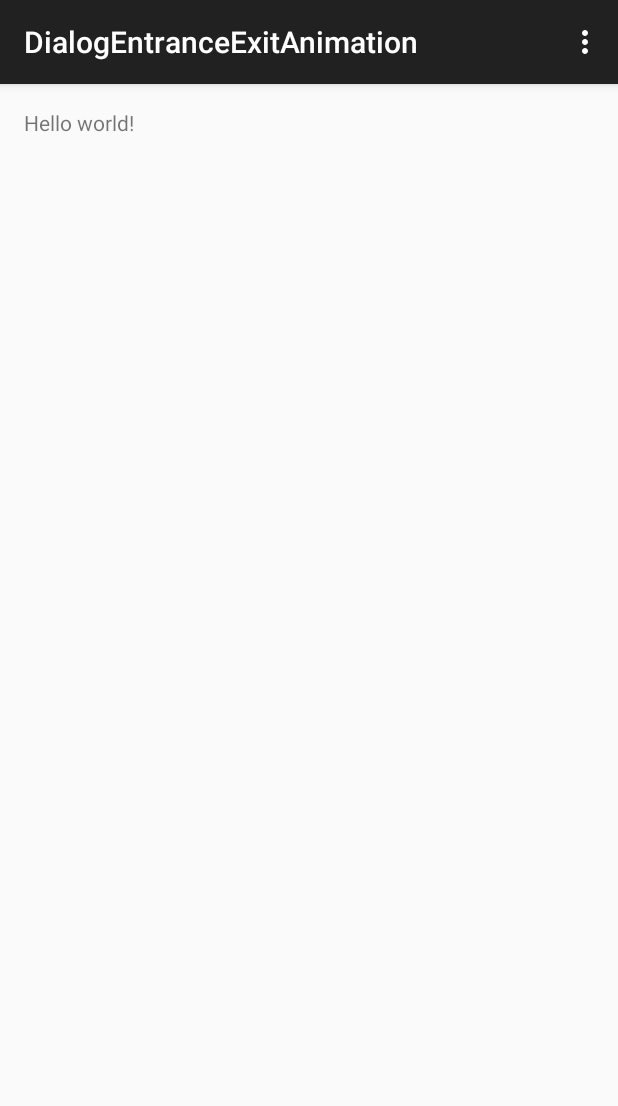
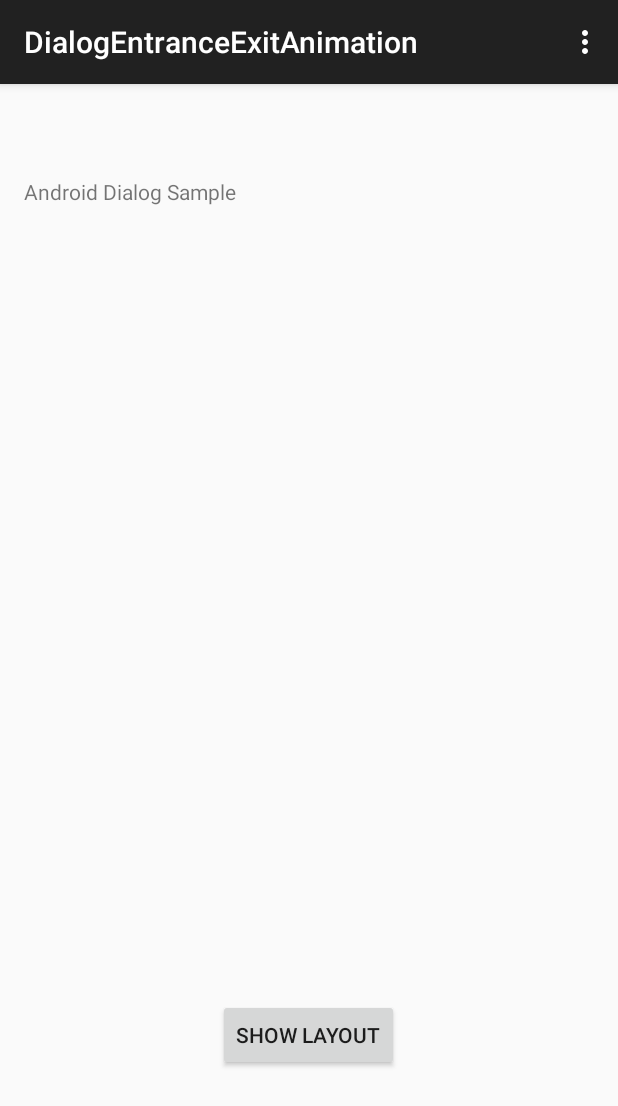
Before and after one commit to jmann3/DialogAnimation, an Android app: the screen it shows after launch (MainActivity), on a phone screen of 412 x 824 dp. Shown: the top 1106 px of the screen. Run offline under Robolectric (Android 15) with nearby library versions, the phone set to English and light mode, and no system bars.

Commit message:
Add expand/contract animation

```diff
--- a/app/src/main/java/com/example/johnmann/dialogentranceexitanimation/MainActivity.java
+++ b/app/src/main/java/com/example/johnmann/dialogentranceexitanimation/MainActivity.java
@@ -1,17 +1,26 @@
 package com.example.johnmann.dialogentranceexitanimation;
 
+import android.app.AlertDialog;
 import android.support.v7.app.ActionBarActivity;
 import android.os.Bundle;
 import android.view.Menu;
 import android.view.MenuItem;
+import android.view.View;
+import android.widget.Button;
 
 
-public class MainActivity extends ActionBarActivity {
+public class MainActivity extends ActionBarActivity implements View.OnClickListener {
+
+    Button showDialog;
+    AlertDialog dialog;
 
     @Override
     protected void onCreate(Bundle savedInstanceState) {
         super.onCreate(savedInstanceState);
         setContentView(R.layout.activity_main);
+
+        showDialog = (Button)findViewById(R.id.button1);
+        showDialog.setOnClickListener(this);
     }
 
 
@@ -36,4 +45,35 @@ public class MainActivity extends ActionBarActivity {
 
         return super.onOptionsItemSelected(item);
     }
+
+
+    @Override
+    public void onClick(View v) {
+
+        if (v.getId() == R.id.button1) {
+
+            // build alert dialog
+            AlertDialog.Builder builder = new AlertDialog.Builder(this);
+            builder.setTitle("My Dialog");
+
+            builder.setMessage("Check out this transition!");
+
+            dialog = builder.create();
+
+            dialog.getWindow().getAttributes().windowAnimations = R.style.dialog_animation_expand;
+
+            dialog.show();
+        }
+    }
+
+    @Override
+    protected void onDestroy() {
+        super.onDestroy();
+
+        if (dialog != null) {
+            if (dialog.isShowing()) {
+                dialog.dismiss();
+            }
+        }
+    }
 }
--- /dev/null
+++ b/app/src/main/res/anim/contract_out.xml
@@ -0,0 +1,17 @@
+<?xml version="1.0" encoding="utf-8"?>
+<set xmlns:android="http://schemas.android.com/apk/res/android"
+    android:interpolator="@android:anim/accelerate_decelerate_interpolator">
+
+    <scale
+        android:fromXScale="1.0"
+        android:fromYScale="1.0"
+        android:toXScale="0.0"
+        android:toYScale="0.0"
+        android:pivotX="50%"
+        android:pivotY="50%"
+        android:duration="800"
+        android:fillAfter="false" />
+
+
+
+</set>
--- /dev/null
+++ b/app/src/main/res/anim/expand_in.xml
@@ -0,0 +1,14 @@
+<?xml version="1.0" encoding="utf-8"?>
+<set xmlns:android="http://schemas.android.com/apk/res/android">
+
+    <scale
+        android:fromXScale="0.0"
+        android:fromYScale="0.0"
+        android:toXScale="1.0"
+        android:toYScale="1.0"
+        android:pivotX="50%"
+        android:pivotY="50%"
+        android:duration="800"
+        android:fillAfter="true" />
+
+</set>
--- /dev/null
+++ b/app/src/main/res/anim/slide_in.xml
@@ -0,0 +1,6 @@
+<?xml version="1.0" encoding="utf-8"?>
+
+    <translate xmlns:android="http://schemas.android.com/apk/res/android"
+        android:fromXDelta="100%"
+        android:toXDelta="0"
+        android:duration="500" />
--- /dev/null
+++ b/app/src/main/res/anim/slide_out.xml
@@ -0,0 +1,6 @@
+<?xml version="1.0" encoding="utf-8"?>
+
+<translate xmlns:android="http://schemas.android.com/apk/res/android"
+    android:fromXDelta="0"
+    android:toXDelta="100%"
+    android:duration="500" />
--- a/app/src/main/res/layout/activity_main.xml
+++ b/app/src/main/res/layout/activity_main.xml
@@ -1,11 +1,27 @@
 <RelativeLayout xmlns:android="http://schemas.android.com/apk/res/android"
-    xmlns:tools="http://schemas.android.com/tools" android:layout_width="match_parent"
-    android:layout_height="match_parent" android:paddingLeft="@dimen/activity_horizontal_margin"
+    xmlns:tools="http://schemas.android.com/tools"
+    android:layout_width="match_parent"
+    android:layout_height="match_parent"
+    android:paddingBottom="@dimen/activity_vertical_margin"
+    android:paddingLeft="@dimen/activity_horizontal_margin"
     android:paddingRight="@dimen/activity_horizontal_margin"
     android:paddingTop="@dimen/activity_vertical_margin"
-    android:paddingBottom="@dimen/activity_vertical_margin" tools:context=".MainActivity">
+    tools:context=".MainActivity">
 
-    <TextView android:text="@string/hello_world" android:layout_width="wrap_content"
-        android:layout_height="wrap_content" />
+    <TextView
+        android:layout_width="wrap_content"
+        android:layout_height="wrap_content"
+        android:layout_alignParentTop="true"
+        android:layout_marginTop="46dp"
+        android:text="Android Dialog Sample" />
+
+    <Button
+        android:id="@+id/button1"
+        android:layout_width="wrap_content"
+        android:layout_height="wrap_content"
+        android:layout_alignParentBottom="true"
+        android:layout_centerHorizontal="true"
+        android:layout_marginBottom="94dp"
+        android:text="Show Layout"/>
 
 </RelativeLayout>
--- a/app/src/main/res/values/styles.xml
+++ b/app/src/main/res/values/styles.xml
@@ -5,4 +5,14 @@
         <!-- Customize your theme here. -->
     </style>
 
+    <style name="dialog_animation">
+        <item name="android:windowEnterAnimation">@anim/slide_in</item>
+        <item name="android:windowExitAnimation">@anim/slide_out</item>
+    </style>
+
+    <style name="dialog_animation_expand">
+        <item name="android:windowEnterAnimation">@anim/expand_in</item>
+        <item name="android:windowExitAnimation">@anim/contract_out</item>
+    </style>
+
 </resources>
```
